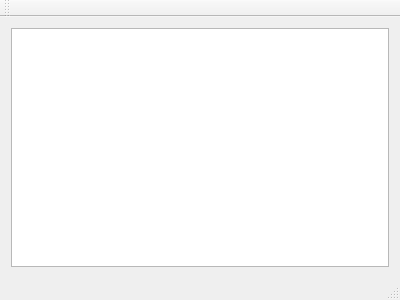
AlekseyDurachenko/my-tmp, file qookmarksonethread/src/mainwindow.ui: the form before one commit.
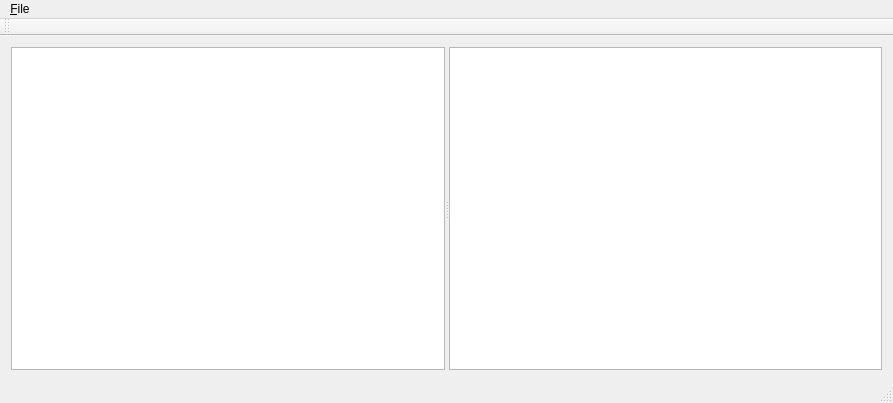
The form after the commit.

Patch:
```diff
--- a/qookmarksonethread/src/mainwindow.ui
+++ b/qookmarksonethread/src/mainwindow.ui
@@ -6,8 +6,8 @@
    <rect>
     <x>0</x>
     <y>0</y>
-    <width>400</width>
-    <height>300</height>
+    <width>893</width>
+    <height>403</height>
    </rect>
   </property>
   <property name="windowTitle">
@@ -16,7 +16,12 @@
   <widget class="QWidget" name="centralWidget">
    <layout class="QVBoxLayout" name="verticalLayout">
     <item>
-     <widget class="QTreeView" name="tag_treeView">
+     <widget class="QSplitter" name="splitter">
+      <property name="orientation">
+       <enum>Qt::Horizontal</enum>
+      </property>
+      <widget class="QTreeView" name="treeView_tags"/>
+      <widget class="QTreeView" name="treeView_bookmarks">
       <property name="dragDropMode">
        <enum>QAbstractItemView::DragDrop</enum>
       </property>
@@ -24,6 +29,7 @@
        <bool>true</bool>
       </property>
      </widget>
+     </widget>
     </item>
    </layout>
   </widget>
@@ -32,10 +38,19 @@
     <rect>
      <x>0</x>
      <y>0</y>
-     <width>400</width>
+     <width>893</width>
      <height>20</height>
     </rect>
    </property>
+   <widget class="QMenu" name="menu_File">
+    <property name="title">
+     <string>&amp;File</string>
+    </property>
+    <addaction name="separator"/>
+    <addaction name="action_Quit"/>
+    <addaction name="action_Save"/>
+   </widget>
+   <addaction name="menu_File"/>
   </widget>
   <widget class="QToolBar" name="mainToolBar">
    <attribute name="toolBarArea">
```
Left out of the diff: 10 changed lines with no effect on the pictures. Lines whose indentation alone changed are shown as unchanged.
